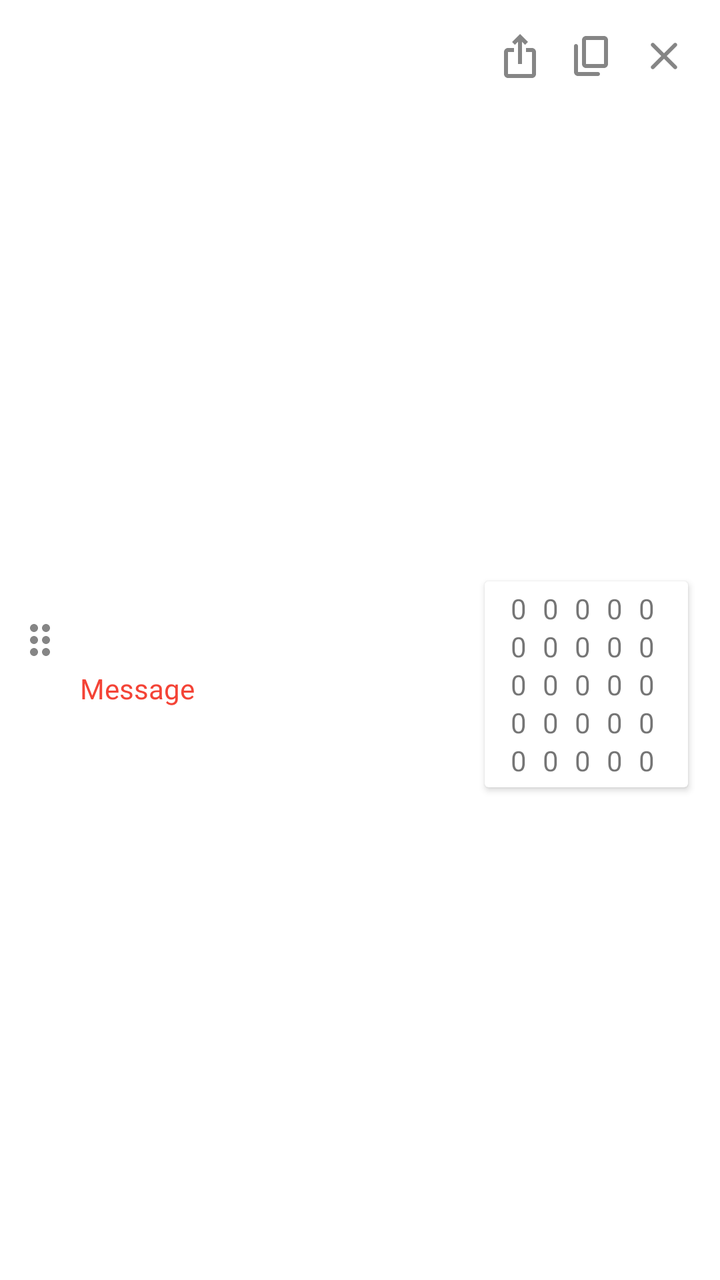
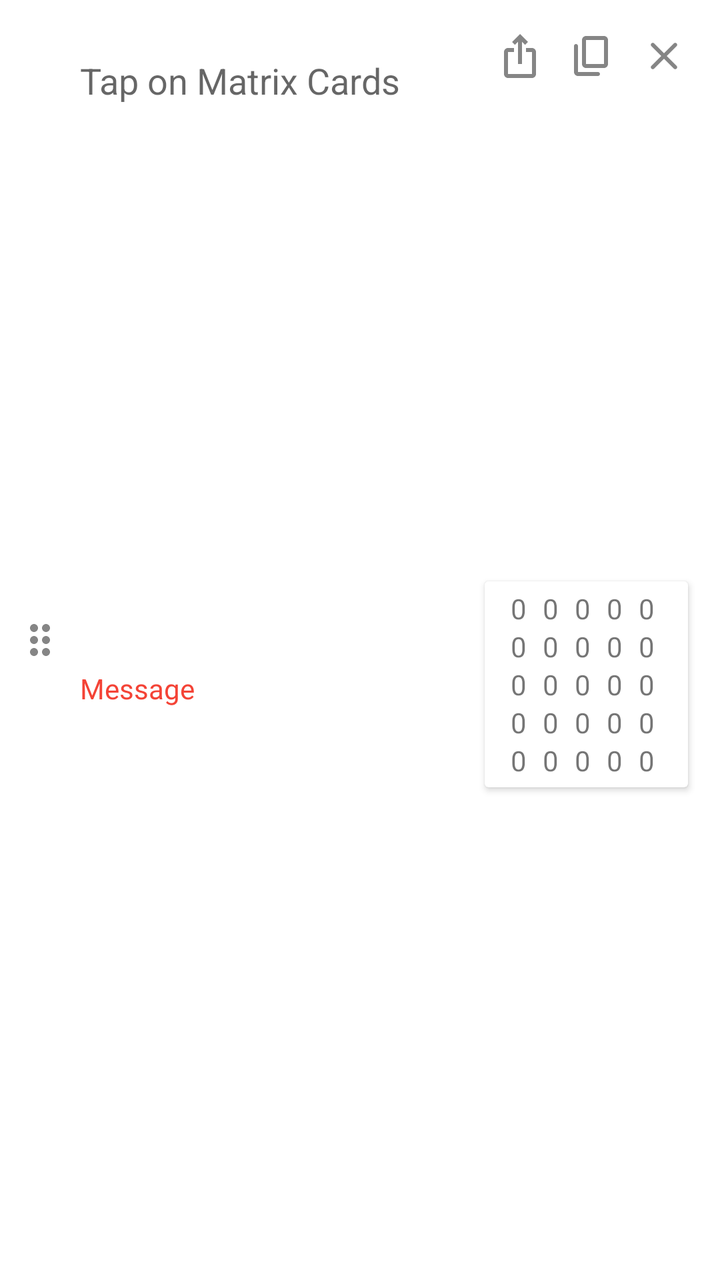

Before-and-after screenshots of an Android layout around one commit, followed by the original layout XML and the change that was made.
<!-- AndroidManifest.xml: application theme Theme.Matscape -->
<!-- res/layout/item_result_card.xml -->
<?xml version="1.0" encoding="utf-8"?>
<androidx.constraintlayout.widget.ConstraintLayout xmlns:android="http://schemas.android.com/apk/res/android"
    xmlns:app="http://schemas.android.com/apk/res-auto"
    xmlns:tools="http://schemas.android.com/tools"
    android:layout_width="match_parent"
    android:layout_height="wrap_content"
    android:background="@color/white"
    android:minHeight="80dp"
    android:id="@+id/ResultCardCL">


    <ImageView
        android:id="@+id/resultCardDragButton"
        android:layout_width="wrap_content"
        android:layout_height="0px"
        android:layout_marginStart="8dp"
        android:layout_marginTop="8dp"
        android:layout_marginBottom="8dp"
        android:contentDescription="@string/desc_drag_result"
        android:src="@drawable/ic_result_card_drag"
        app:layout_constraintBottom_toBottomOf="parent"
        app:layout_constraintStart_toStartOf="parent"
        app:layout_constraintTop_toTopOf="parent" />


    <EditText
        android:id="@+id/ExpressionField"
        android:layout_width="0dp"
        android:layout_height="wrap_content"
        android:layout_marginStart="8dp"
        android:layout_marginEnd="8dp"
        android:layout_marginTop="32dp"
        android:background="@null"
        android:importantForAutofill="no"
        android:inputType="textNoSuggestions"
        app:layout_constraintBottom_toBottomOf="@+id/AddResultMatrixButton"
        app:layout_constraintEnd_toStartOf="@+id/AddResultMatrixButton"
        app:layout_constraintHorizontal_bias="0.0"
        app:layout_constraintStart_toEndOf="@+id/resultCardDragButton"
        app:layout_constraintTop_toTopOf="@+id/resultCardDragButton"
        tools:ignore="LabelFor" />

    <TextView
        android:id="@+id/ResultCardMessage"
        android:layout_width="wrap_content"
        android:layout_height="wrap_content"
        android:text="@string/placeholder_result_msg"
        android:textColor="#F44336"
        android:layout_marginBottom="4dp"
        app:layout_constraintBottom_toBottomOf="parent"
        app:layout_constraintStart_toStartOf="@+id/ExpressionField"
        app:layout_constraintTop_toBottomOf="@+id/ExpressionField" />

    <ImageView
        android:id="@+id/DeleteResultButton"
        android:layout_width="wrap_content"
        android:layout_height="wrap_content"
        android:layout_marginTop="16dp"
        android:layout_marginEnd="16dp"
        android:background="?attr/selectableItemBackgroundBorderless"
        android:clickable="true"
        android:contentDescription="@string/desc_delete_result"
        android:focusable="true"
        android:src="@drawable/ic_result_card_delete"
        app:layout_constraintEnd_toEndOf="parent"
        app:layout_constraintTop_toTopOf="parent"
        tools:ignore="TouchTargetSizeCheck" />

    <androidx.cardview.widget.CardView
        android:id="@+id/cardView2"
        android:layout_width="wrap_content"
        android:layout_height="wrap_content"
        android:layout_marginEnd="16dp"
        android:layout_marginBottom="16dp"
        android:layout_marginTop="8dp"
        android:foreground="?attr/selectableItemBackgroundBorderless"
        android:clickable="true"
        android:focusable="true"
        app:layout_constraintBottom_toBottomOf="parent"
        app:layout_constraintEnd_toEndOf="parent"
        app:layout_constraintTop_toBottomOf="@+id/ExpressionField">

        <androidx.constraintlayout.widget.ConstraintLayout
            android:layout_width="match_parent"
            android:layout_height="match_parent"
            android:padding="4dp">

            <androidx.constraintlayout.widget.Guideline
                android:id="@+id/guideline3"
                android:layout_width="wrap_content"
                android:layout_height="wrap_content"
                android:orientation="vertical"
                app:layout_constraintGuide_begin="5dp" />

            <LinearLayout
                android:id="@+id/linearLayout6"
                android:layout_width="wrap_content"
                android:layout_height="wrap_content"
                android:gravity="center"
                android:orientation="vertical"
                app:layout_constraintBottom_toBottomOf="parent"
                app:layout_constraintEnd_toStartOf="@+id/linearLayout7"
                app:layout_constraintHorizontal_bias="0.5"
                app:layout_constraintStart_toStartOf="@+id/guideline3"
                app:layout_constraintTop_toTopOf="parent">

                <TextView
                    android:id="@+id/ResultCardTextView11"
                    style="@style/MatrixCardsMatrixText" />

                <TextView
                    android:id="@+id/ResultCardTextView21"
                    style="@style/MatrixCardsMatrixText" />

                <TextView
                    android:id="@+id/ResultCardTextView31"
                    style="@style/MatrixCardsMatrixText" />

                <TextView
                    android:id="@+id/ResultCardTextView41"
                    style="@style/MatrixCardsMatrixText" />

                <TextView
                    android:id="@+id/ResultCardTextView51"
                    style="@style/MatrixCardsMatrixText" />

            </LinearLayout>

            <LinearLayout
                android:id="@+id/linearLayout7"
                android:layout_width="wrap_content"
                android:layout_height="wrap_content"
                android:gravity="center"
                android:orientation="vertical"
                app:layout_constraintBottom_toBottomOf="parent"
                app:layout_constraintEnd_toStartOf="@+id/linearLayout8"
                app:layout_constraintHorizontal_bias="0.5"
                app:layout_constraintStart_toEndOf="@+id/linearLayout6"
                app:layout_constraintTop_toTopOf="parent">

                <TextView
                    android:id="@+id/ResultCardTextView12"
                    style="@style/MatrixCardsMatrixText" />

                <TextView
                    android:id="@+id/ResultCardTextView22"
                    style="@style/MatrixCardsMatrixText" />

                <TextView
                    android:id="@+id/ResultCardTextView32"
                    style="@style/MatrixCardsMatrixText" />

                <TextView
                    android:id="@+id/ResultCardTextView42"
                    style="@style/MatrixCardsMatrixText" />

                <TextView
                    android:id="@+id/ResultCardTextView52"
                    style="@style/MatrixCardsMatrixText" />

            </LinearLayout>

            <LinearLayout
                android:id="@+id/linearLayout8"
                android:layout_width="wrap_content"
                android:layout_height="wrap_content"
                android:gravity="center"
                android:orientation="vertical"
                app:layout_constraintBottom_toBottomOf="parent"
                app:layout_constraintEnd_toStartOf="@+id/linearLayout9"
                app:layout_constraintHorizontal_bias="0.5"
                app:layout_constraintStart_toEndOf="@+id/linearLayout7"
                app:layout_constraintTop_toTopOf="parent">

                <TextView
                    android:id="@+id/ResultCardTextView13"
                    style="@style/MatrixCardsMatrixText" />

                <TextView
                    android:id="@+id/ResultCardTextView23"
                    style="@style/MatrixCardsMatrixText" />

                <TextView
                    android:id="@+id/ResultCardTextView33"
                    style="@style/MatrixCardsMatrixText" />

                <TextView
                    android:id="@+id/ResultCardTextView43"
                    style="@style/MatrixCardsMatrixText" />

                <TextView
                    android:id="@+id/ResultCardTextView53"
                    style="@style/MatrixCardsMatrixText" />

            </LinearLayout>

            <LinearLayout
                android:id="@+id/linearLayout9"
                android:layout_width="wrap_content"
                android:layout_height="wrap_content"
                android:gravity="center"
                android:orientation="vertical"
                app:layout_constraintBottom_toBottomOf="parent"
                app:layout_constraintEnd_toStartOf="@+id/linearLayout10"
                app:layout_constraintHorizontal_bias="0.5"
                app:layout_constraintStart_toEndOf="@+id/linearLayout8"
                app:layout_constraintTop_toTopOf="parent">

                <TextView
                    android:id="@+id/ResultCardTextView14"
                    style="@style/MatrixCardsMatrixText" />

                <TextView
                    android:id="@+id/ResultCardTextView24"
                    style="@style/MatrixCardsMatrixText" />

                <TextView
                    android:id="@+id/ResultCardTextView34"
                    style="@style/MatrixCardsMatrixText" />

                <TextView
                    android:id="@+id/ResultCardTextView44"
                    style="@style/MatrixCardsMatrixText" />

                <TextView
                    android:id="@+id/ResultCardTextView54"
                    style="@style/MatrixCardsMatrixText" />

            </LinearLayout>

            <LinearLayout
                android:id="@+id/linearLayout10"
                android:layout_width="wrap_content"
                android:layout_height="wrap_content"
                android:gravity="center"
                android:orientation="vertical"
                app:layout_constraintBottom_toBottomOf="parent"
                app:layout_constraintEnd_toEndOf="@id/guideline4"
                app:layout_constraintHorizontal_bias="0.5"
                app:layout_constraintStart_toEndOf="@+id/linearLayout9"
                app:layout_constraintTop_toTopOf="parent">

                <TextView
                    android:id="@+id/ResultCardTextView15"
                    style="@style/MatrixCardsMatrixText" />

                <TextView
                    android:id="@+id/ResultCardTextView25"
                    style="@style/MatrixCardsMatrixText" />

                <TextView
                    android:id="@+id/ResultCardTextView35"
                    style="@style/MatrixCardsMatrixText" />

                <TextView
                    android:id="@+id/ResultCardTextView45"
                    style="@style/MatrixCardsMatrixText" />

                <TextView
                    android:id="@+id/ResultCardTextView55"
                    style="@style/MatrixCardsMatrixText" />

            </LinearLayout>

            <androidx.constraintlayout.widget.Guideline
                android:id="@+id/guideline4"
                android:layout_width="wrap_content"
                android:layout_height="wrap_content"
                android:orientation="vertical"
                app:layout_constraintGuide_percent="0.90816325" />

        </androidx.constraintlayout.widget.ConstraintLayout>
    </androidx.cardview.widget.CardView>

    <ImageView
        android:id="@+id/CopyResultButton"
        android:layout_width="wrap_content"
        android:layout_height="wrap_content"
        android:layout_marginEnd="12dp"
        android:background="?attr/selectableItemBackgroundBorderless"
        android:clickable="true"
        android:focusable="true"
        android:src="@drawable/ic_mat_card_copy"
        app:layout_constraintBottom_toBottomOf="@+id/DeleteResultButton"
        app:layout_constraintEnd_toStartOf="@+id/DeleteResultButton"
        app:layout_constraintTop_toTopOf="@+id/DeleteResultButton"
        android:contentDescription="@string/desc_copy_result" />

    <ImageView
        android:id="@+id/AddResultMatrixButton"
        android:layout_width="wrap_content"
        android:layout_height="wrap_content"
        android:layout_marginEnd="12dp"
        android:background="?attr/selectableItemBackgroundBorderless"
        android:clickable="true"
        android:focusable="true"

        android:src="@drawable/ic_result_add_matrix"
        app:layout_constraintBottom_toBottomOf="@+id/DeleteResultButton"
        app:layout_constraintEnd_toStartOf="@+id/CopyResultButton"
        app:layout_constraintTop_toTopOf="@+id/DeleteResultButton"
        android:contentDescription="@string/desc_add_result_matrix" />

</androidx.constraintlayout.widget.ConstraintLayout>
<!-- resources referenced by this layout -->
<resources>
  <color name="white">#FFFFFFFF</color>
  <!-- drawable ic_mat_card_copy (drawable) -->
  <vector android:alpha="0.8" android:height="24dp"
      android:tint="?attr/colorControlNormal" android:viewportHeight="24"
      android:viewportWidth="24" android:width="24dp" xmlns:android="http://schemas.android.com/apk/res/android">
      <path android:fillColor="@android:color/white" android:pathData="M15,20H5V7c0,-0.55 -0.45,-1 -1,-1h0C3.45,6 3,6.45 3,7v13c0,1.1 0.9,2 2,2h10c0.55,0 1,-0.45 1,-1v0C16,20.45 15.55,20 15,20zM20,16V4c0,-1.1 -0.9,-2 -2,-2H9C7.9,2 7,2.9 7,4v12c0,1.1 0.9,2 2,2h9C19.1,18 20,17.1 20,16zM18,16H9V4h9V16z"/>
  </vector>
  <!-- drawable ic_result_add_matrix (drawable) -->
  <vector android:alpha="0.8" android:height="24dp"
      android:tint="?attr/colorControlNormal" android:viewportHeight="24"
      android:viewportWidth="24" android:width="24dp" xmlns:android="http://schemas.android.com/apk/res/android">
      <path android:fillColor="@android:color/white" android:pathData="M16,5l-1.42,1.42 -1.59,-1.59L12.99,16h-1.98L11.01,4.83L9.42,6.42 8,5l4,-4 4,4zM20,10v11c0,1.1 -0.9,2 -2,2L6,23c-1.11,0 -2,-0.9 -2,-2L4,10c0,-1.11 0.89,-2 2,-2h3v2L6,10v11h12L18,10h-3L15,8h3c1.1,0 2,0.89 2,2z"/>
  </vector>
  <!-- drawable ic_result_card_delete (drawable) -->
  <vector android:alpha="0.8" android:height="24dp"
      android:tint="?attr/colorControlNormal" android:viewportHeight="24"
      android:viewportWidth="24" android:width="24dp" xmlns:android="http://schemas.android.com/apk/res/android">
      <path android:fillColor="@android:color/white" android:pathData="M18.3,5.71c-0.39,-0.39 -1.02,-0.39 -1.41,0L12,10.59 7.11,5.7c-0.39,-0.39 -1.02,-0.39 -1.41,0 -0.39,0.39 -0.39,1.02 0,1.41L10.59,12 5.7,16.89c-0.39,0.39 -0.39,1.02 0,1.41 0.39,0.39 1.02,0.39 1.41,0L12,13.41l4.89,4.89c0.39,0.39 1.02,0.39 1.41,0 0.39,-0.39 0.39,-1.02 0,-1.41L13.41,12l4.89,-4.89c0.38,-0.38 0.38,-1.02 0,-1.4z"/>
  </vector>
  <string name="desc_add_result_matrix">Add result card as new Matrix</string>
  
      //for ChangeMatrix Activity
  <string name="desc_copy_result">Copy Result Card</string>
  <string name="desc_delete_result">Delete this result</string>
  <string name="desc_drag_result">Result Card Drag Handle</string>
  <string name="placeholder_result_msg">Message</string>
  <style name="MatrixCardsMatrixText">
          <item name="android:layout_width">wrap_content</item>
          <item name="android:layout_height">wrap_content</item>
          <item name="android:text">@string/placeholder_matrix_text</item>
          <item name="android:layout_marginStart">4dp</item>
          <item name="android:layout_marginEnd">4dp</item>
          <item name="android:textSize">14sp</item>
      </style>
  
      //for ChangeMatrix Matrix Fields linear layouts
  <style name="Theme.Matscape" parent="Theme.MaterialComponents.DayNight.NoActionBar">
          
          <item name="colorPrimary">@color/purple_500</item>
          <item name="colorPrimaryVariant">@color/purple_700</item>
          <item name="colorOnPrimary">@color/white</item>
          
          <item name="colorSecondary">@color/teal_200</item>
          <item name="colorSecondaryVariant">@color/teal_700</item>
          <item name="colorOnSecondary">@color/black</item>
          
          <item name="android:statusBarColor" tools:targetApi="l">?attr/colorPrimaryVariant</item>
          
      </style>
  <string name="placeholder_matrix_text">0</string>
  <color name="purple_500">#FF6200EE</color>
  <color name="purple_700">#FF3700B3</color>
  <color name="teal_200">#FF03DAC5</color>
  <color name="teal_700">#FF018786</color>
  <color name="black">#FF000000</color>
  <!-- unchanged entries left out for length: 1 -->
</resources>

<!-- the commit's change to res/layout/item_result_card.xml (unified diff, before → after) -->
@@ -31,6 +31,7 @@
         android:layout_marginEnd="8dp"
         android:layout_marginTop="32dp"
         android:background="@null"
+        android:hint="@string/hint_result_field"
         android:importantForAutofill="no"
         android:inputType="textNoSuggestions"
         app:layout_constraintBottom_toBottomOf="@+id/AddResultMatrixButton"
<!-- resource entries referenced after the edit -->
@@ -20,11 +20,10 @@
       <path android:fillColor="@android:color/white" android:pathData="M18.3,5.71c-0.39,-0.39 -1.02,-0.39 -1.41,0L12,10.59 7.11,5.7c-0.39,-0.39 -1.02,-0.39 -1.41,0 -0.39,0.39 -0.39,1.02 0,1.41L10.59,12 5.7,16.89c-0.39,0.39 -0.39,1.02 0,1.41 0.39,0.39 1.02,0.39 1.41,0L12,13.41l4.89,4.89c0.39,0.39 1.02,0.39 1.41,0 0.39,-0.39 0.39,-1.02 0,-1.41L13.41,12l4.89,-4.89c0.38,-0.38 0.38,-1.02 0,-1.4z"/>
   </vector>
   <string name="desc_add_result_matrix">Add result card as new Matrix</string>
-  
-      //for ChangeMatrix Activity
   <string name="desc_copy_result">Copy Result Card</string>
   <string name="desc_delete_result">Delete this result</string>
   <string name="desc_drag_result">Result Card Drag Handle</string>
+  <string name="hint_result_field">Tap on Matrix Cards</string>
   <string name="placeholder_result_msg">Message</string>
   <style name="MatrixCardsMatrixText">
           <item name="android:layout_width">wrap_content</item>
